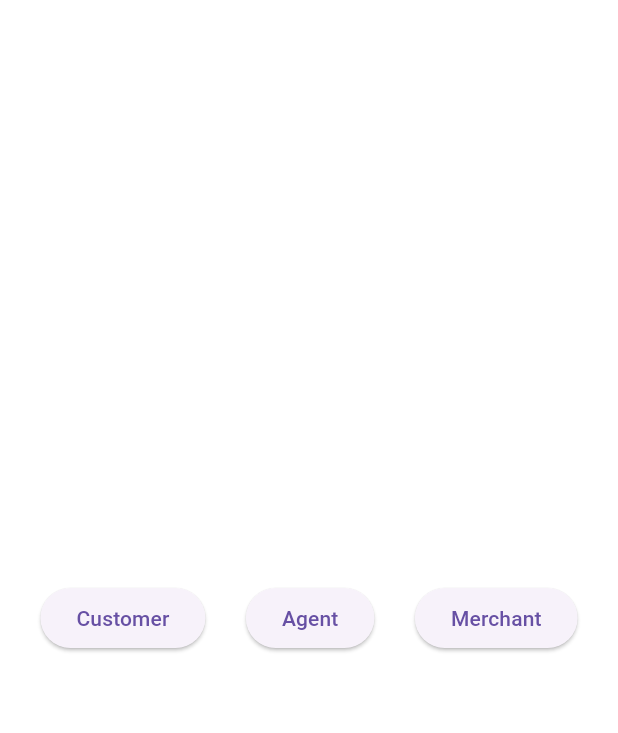
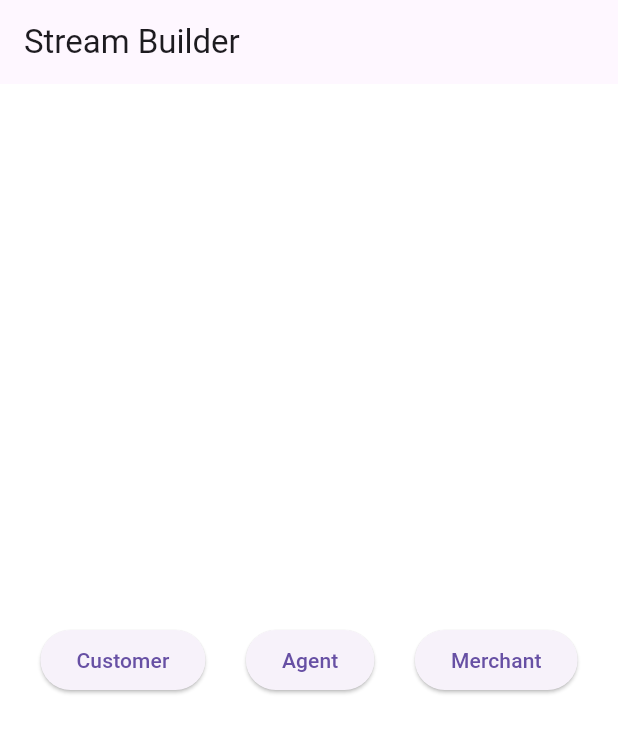
Before and after one commit to chaitanya40011/assignment_5, a Flutter app: the screen it shows after launch, after a tap on "Customer", on a phone screen of 412 x 824 dp. Shown: the top 733 px of the screen. Run offline on Flutter 3.47's test engine with Material 3 defaults, Android fonts, the phone set to English and light mode, and no system bars.

```diff
--- a/lib/main.dart
+++ b/lib/main.dart
@@ -1,51 +1,130 @@
+// import 'package:flutter/material.dart';
+//
+// void main() {
+//   runApp(const MyApp());
+// }
+//
+// class MyApp extends StatefulWidget {
+//   const MyApp({super.key});
+//
+//   @override
+//   State<MyApp> createState() => MyAppState();
+// }
+//
+// class MyAppState extends State<MyApp> {
+//   Color backgroundColor = Colors.blueGrey;
+//
+//   void changeColor(Color color) {
+//     setState(() {
+//       backgroundColor = color;
+//     });
+//   }
+//
+//   @override
+//   Widget build(BuildContext context) {
+//     return MaterialApp(
+//       home: Scaffold(
+//           backgroundColor: backgroundColor,
+//
+//         body: Center(
+//         child: Row(
+//           mainAxisAlignment: MainAxisAlignment.spaceEvenly,
+//           children: [
+//             ElevatedButton(
+//               onPressed: () => changeColor(Colors.white),
+//               child: const Text('Customer'),
+//             ),
+//             ElevatedButton(
+//               onPressed: () => changeColor(Colors.redAccent),
+//               child: const Text('Agent'),
+//             ),
+//             ElevatedButton(
+//               onPressed: () => changeColor(Colors.green),
+//               child: const Text('Merchant'),
+//             ),
+//           ],
+//         ),
+//       ),
+//       ),
+//     );
+//   }
+// }
+
+import 'dart:async';
+
 import 'package:flutter/material.dart';
 
 void main() {
   runApp(const MyApp());
 }
 
-class MyApp extends StatefulWidget {
+class MyApp extends StatelessWidget {
   const MyApp({super.key});
 
   @override
-  State<MyApp> createState() => MyAppState();
+  Widget build(BuildContext context) {
+    return const MaterialApp(
+      home: MyHomePage(),
+    );
+  }
 }
 
-class MyAppState extends State<MyApp> {
-  Color backgroundColor = Colors.blueGrey;
+class MyHomePage extends StatefulWidget {
+  const MyHomePage({super.key});
 
-  void changeColor(Color color) {
-    setState(() {
-      backgroundColor = color;
-    });
+  @override
+  State<MyHomePage> createState() => MyHomePageState();
 }
+
+class MyHomePageState extends State<MyHomePage> {
+  final controller = StreamController<Color>();
 
   @override
   Widget build(BuildContext context) {
-    return MaterialApp(
-      home: Scaffold(
-          backgroundColor: backgroundColor,
-
-        body: Center(
+    return Scaffold(
+      appBar: AppBar(
+        title: const Text('Stream Builder'),
+      ),
+      body: StreamBuilder<Color>(
+        stream: controller.stream,
+        initialData: Colors.blue,
+        builder: (context, snapshot) {
+          return Container(
+            color: snapshot.data,
+            child: Center(
               child: Row(
                 mainAxisAlignment: MainAxisAlignment.spaceEvenly,
-          children: [
+                children: <Widget>[
                   ElevatedButton(
-              onPressed: () => changeColor(Colors.white),
+                    onPressed: () {
+                      controller.sink.add(Colors.white);
+                    },
                     child: const Text('Customer'),
                   ),
                   ElevatedButton(
-              onPressed: () => changeColor(Colors.redAccent),
+                    onPressed: () {
+                      controller.sink.add(Colors.red);
+                    },
                     child: const Text('Agent'),
                   ),
                   ElevatedButton(
-              onPressed: () => changeColor(Colors.green),
+                    onPressed: () {
+                      controller.sink.add(Colors.green);
+                    },
                     child: const Text('Merchant'),
                   ),
                 ],
               ),
             ),
+          );
+        },
       ),
     );
   }
+
+  @override
+  void dispose() {
+    controller.close();
+    super.dispose();
   }
+}
```
Lines whose indentation alone changed are shown as unchanged.
